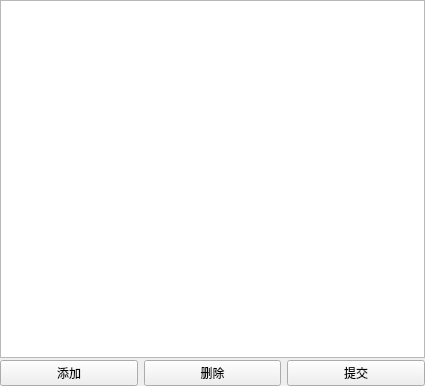
First picture: the form in Staff/level.ui, repository oaheiw/darwinner, before the edit.
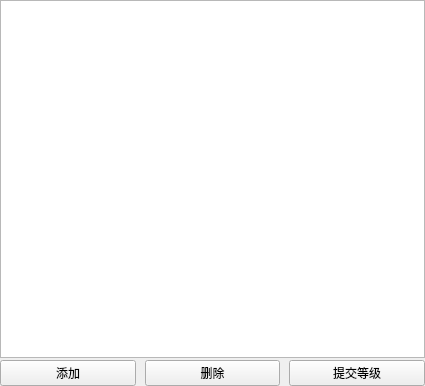
Second picture: the form after the edit.

```diff
--- a/Staff/level.ui
+++ b/Staff/level.ui
@@ -38,10 +38,16 @@
    <item>
     <layout class="QHBoxLayout" name="horizontalLayout">
      <property name="spacing">
-      <number>6</number>
+      <number>9</number>
      </property>
      <item>
       <widget class="QPushButton" name="addPushButton">
+       <property name="sizePolicy">
+        <sizepolicy hsizetype="Minimum" vsizetype="Preferred">
+         <horstretch>0</horstretch>
+         <verstretch>0</verstretch>
+        </sizepolicy>
+       </property>
        <property name="minimumSize">
         <size>
          <width>0</width>
@@ -55,6 +61,12 @@
      </item>
      <item>
       <widget class="QPushButton" name="removePushButton">
+       <property name="sizePolicy">
+        <sizepolicy hsizetype="Minimum" vsizetype="Preferred">
+         <horstretch>0</horstretch>
+         <verstretch>0</verstretch>
+        </sizepolicy>
+       </property>
        <property name="minimumSize">
         <size>
          <width>0</width>
@@ -68,6 +80,12 @@
      </item>
      <item>
       <widget class="QPushButton" name="submitPushButton">
+       <property name="sizePolicy">
+        <sizepolicy hsizetype="Minimum" vsizetype="Preferred">
+         <horstretch>0</horstretch>
+         <verstretch>0</verstretch>
+        </sizepolicy>
+       </property>
        <property name="minimumSize">
         <size>
          <width>0</width>
@@ -75,7 +93,7 @@
         </size>
        </property>
        <property name="text">
-        <string>提交</string>
+        <string>提交等级</string>
        </property>
       </widget>
      </item>
```
Left out of the diff: 6 changed lines with no effect on the pictures.
